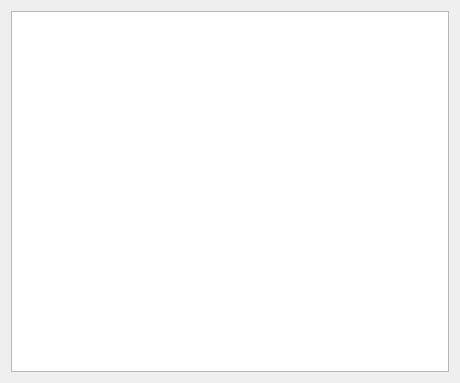
Before: the Qt Designer form ui/Text_browser.ui in RockHero666/AZDK_ODS_Test, drawn with Qt 5.
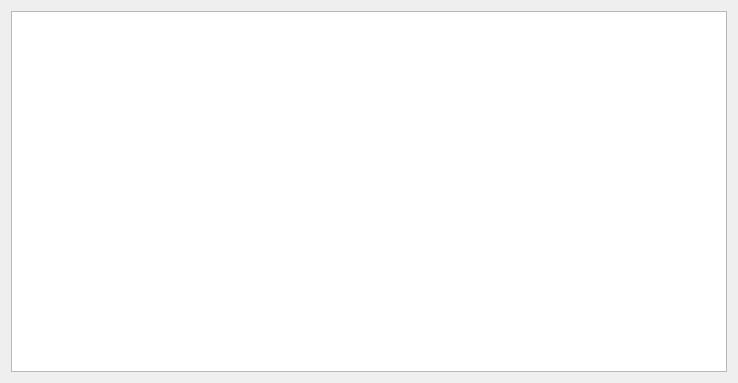
After: the same form once the commit is applied.

```diff
--- a/ui/Text_browser.ui
+++ b/ui/Text_browser.ui
@@ -6,7 +6,7 @@
    <rect>
     <x>0</x>
     <y>0</y>
-    <width>460</width>
+    <width>738</width>
     <height>383</height>
    </rect>
   </property>
```
